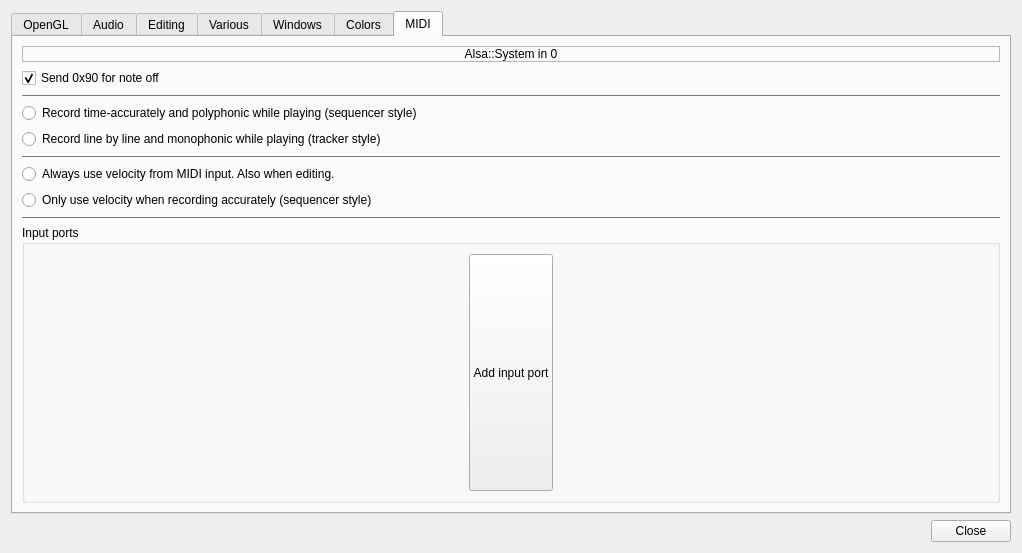
kmatheussen/radium, file Qt/qt4_preferences.ui: the form before one commit.
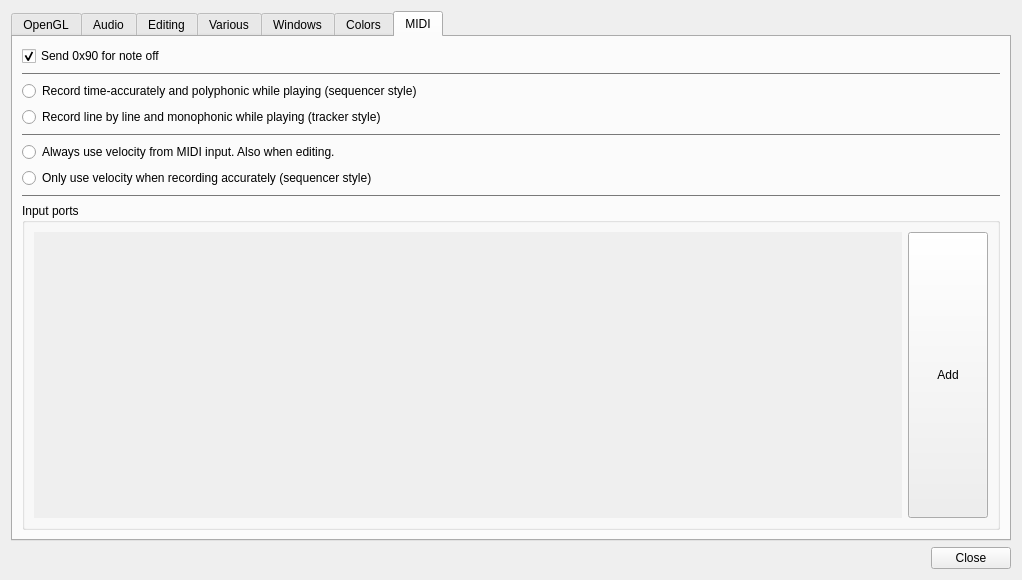
The form after the commit.

Commit message: midi: Use JUCE instead of RtMidi

What changed in the file:
```diff
--- a/Qt/qt4_preferences.ui
+++ b/Qt/qt4_preferences.ui
@@ -7,7 +7,7 @@
     <x>0</x>
     <y>0</y>
     <width>1022</width>
-    <height>553</height>
+    <height>580</height>
    </rect>
   </property>
   <property name="windowTitle">
@@ -2535,26 +2535,6 @@
        <string>MIDI</string>
       </attribute>
       <layout class="QVBoxLayout" name="verticalLayout_7">
-       <item>
-        <layout class="QHBoxLayout" name="horizontalLayout_4">
-         <item>
-          <widget class="QLabel" name="input_port_name">
-           <property name="frameShape">
-            <enum>QFrame::StyledPanel</enum>
-           </property>
-           <property name="frameShadow">
-            <enum>QFrame::Sunken</enum>
-           </property>
-           <property name="text">
-            <string>Alsa::System in 0</string>
-           </property>
-           <property name="alignment">
-            <set>Qt::AlignCenter</set>
-           </property>
-          </widget>
-         </item>
-        </layout>
-       </item>
        <item>
         <widget class="QCheckBox" name="use0x90">
          <property name="sizePolicy">
@@ -4082,7 +4062,38 @@
          </property>
          <layout class="QHBoxLayout" name="horizontalLayout_8">
           <item>
-           <layout class="QVBoxLayout" name="midi_input_layout"/>
+           <widget class="QScrollArea" name="scrollArea_2">
+            <property name="frameShape">
+             <enum>QFrame::NoFrame</enum>
+            </property>
+            <property name="frameShadow">
+             <enum>QFrame::Plain</enum>
+            </property>
+            <property name="lineWidth">
+             <number>0</number>
+            </property>
+            <property name="widgetResizable">
+             <bool>true</bool>
+            </property>
+            <property name="alignment">
+             <set>Qt::AlignLeading|Qt::AlignLeft|Qt::AlignTop</set>
+            </property>
+            <widget class="QWidget" name="scrollAreaWidgetContents">
+             <property name="geometry">
+              <rect>
+               <x>0</x>
+               <y>0</y>
+               <width>879</width>
+               <height>277</height>
+              </rect>
+             </property>
+             <layout class="QVBoxLayout" name="midi_input_layout">
+              <property name="margin">
+               <number>1</number>
+              </property>
+             </layout>
+            </widget>
+           </widget>
           </item>
           <item>
            <widget class="QPushButton" name="set_input_port">
@@ -4102,7 +4113,7 @@
              <string/>
             </property>
             <property name="text">
-             <string>Add input port</string>
+             <string>Add</string>
             </property>
            </widget>
           </item>
```
Left out of the diff: 4 changed lines with no effect on the pictures. The commit also changes 10 other files.
